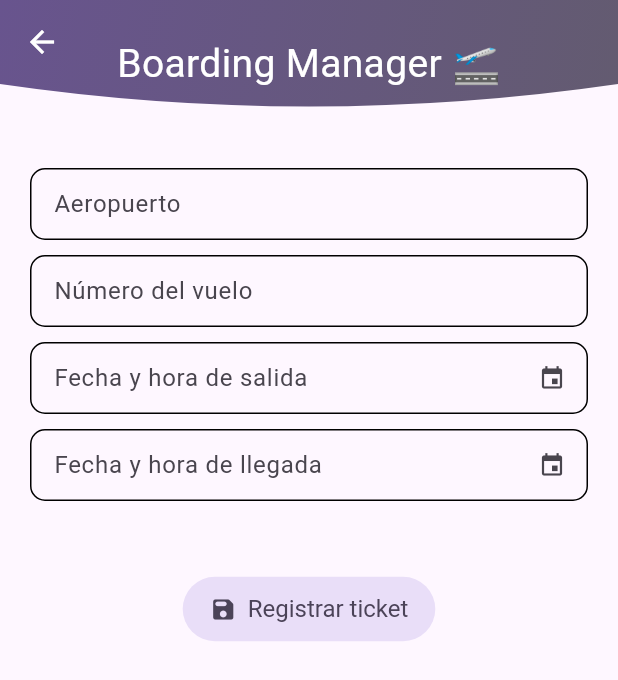
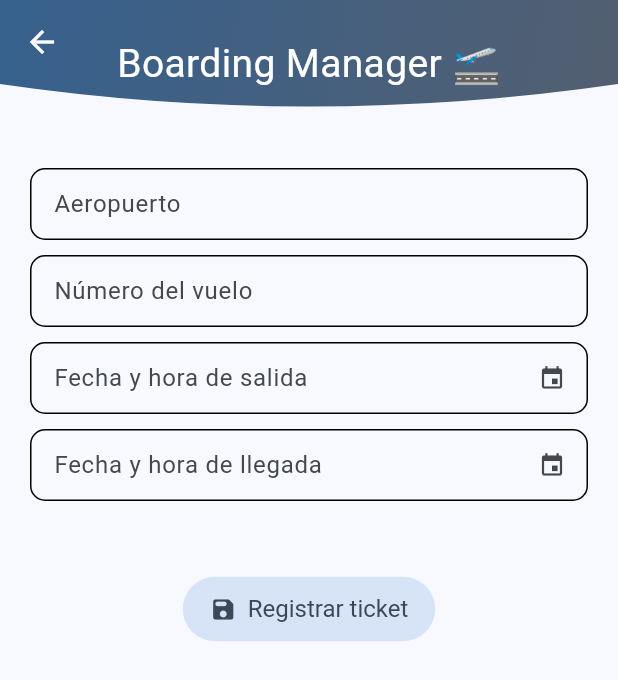
Before and after one commit to demanzanoc/boarding_pass_manager, a Flutter app: the BoardingDataFormScreen screen opened directly, on a phone screen of 412 x 824 dp. Shown: the top 680 px of the screen. Run offline on Flutter 3.47's test engine with Material 3 defaults, Android fonts, the phone set to English and light mode, and no system bars; drawn by our look-alikes of date_time_picker; our stand-ins replace flutter_dotenv, get, get_it, graphql_flutter.

Commit message:
- Back navigation is adjusted - Theme color is changed

```diff
--- a/lib/config/theme/app_theme.dart
+++ b/lib/config/theme/app_theme.dart
@@ -3,7 +3,7 @@ import 'package:flutter/material.dart';
 class AppTheme {
   ThemeData getTheme() => ThemeData(
         useMaterial3: true,
-        colorScheme: ColorScheme.fromSeed(seedColor: Colors.deepPurple),
+        colorScheme: ColorScheme.fromSeed(seedColor: Colors.blue),
       );
 
   static ColorScheme getColorScheme(BuildContext context) =>
--- a/lib/presentation/screens/boarding_passes/boarding_data_form_screen.dart
+++ b/lib/presentation/screens/boarding_passes/boarding_data_form_screen.dart
@@ -13,9 +13,14 @@ class BoardingDataFormScreen extends StatelessWidget {
 
   @override
   Widget build(BuildContext context) {
-    return const Scaffold(
-      appBar: CustomAppBar(),
-      body: Padding(
+    return Scaffold(
+      appBar: CustomAppBar(
+        leading: IconButton(
+          icon: const Icon(Icons.arrow_back, color: Colors.white),
+          onPressed: () => Navigator.pop(context),
+        ),
+      ),
+      body: const Padding(
         padding: EdgeInsets.symmetric(horizontal: 20, vertical: 16),
         child: SingleChildScrollView(
           child: Column(
--- a/lib/presentation/widgets/shared/app_bar/custom_app_bar.dart
+++ b/lib/presentation/widgets/shared/app_bar/custom_app_bar.dart
@@ -4,7 +4,8 @@ import 'package:flutter/material.dart';
 import 'custom_app_bar_clipper.dart';
 
 class CustomAppBar extends StatelessWidget implements PreferredSizeWidget {
-  const CustomAppBar({super.key});
+  final Widget? leading;
+  const CustomAppBar({super.key, this.leading});
 
   @override
   Widget build(BuildContext context) {
@@ -37,10 +38,7 @@ class CustomAppBar extends StatelessWidget implements PreferredSizeWidget {
           ),
         ),
       ),
-      leading: IconButton(
-        icon: const Icon(Icons.arrow_back, color: Colors.white),
-        onPressed: () => Navigator.of(context).pop(),
-      ),
+      leading: leading,
     );
   }
 
```
